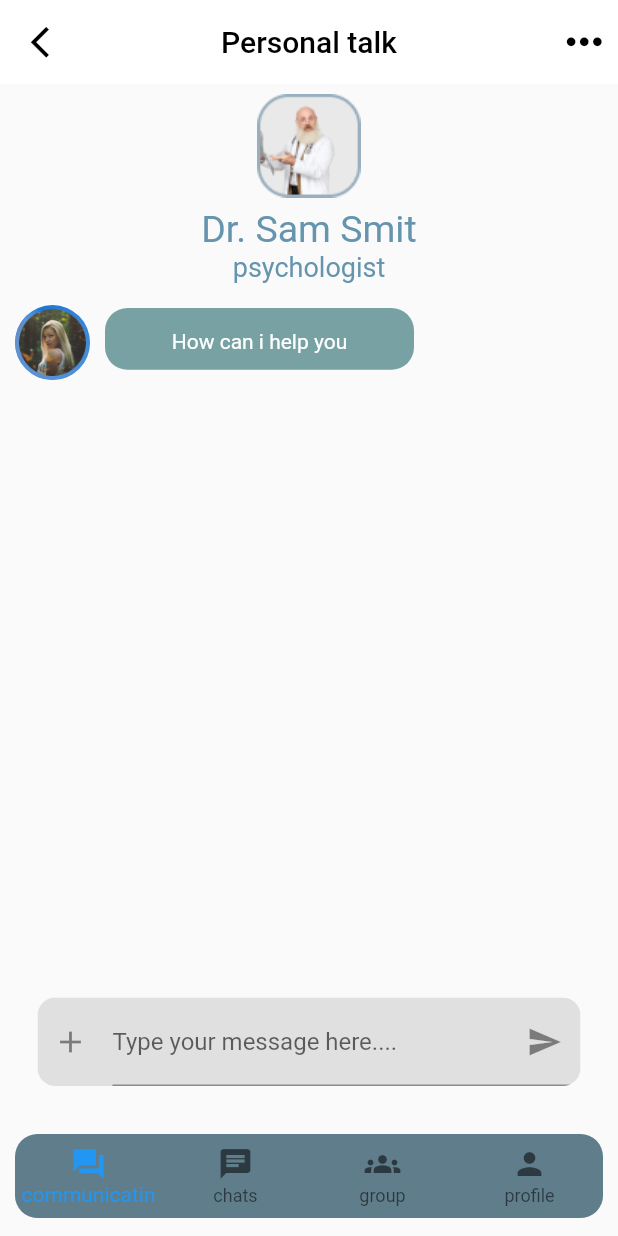
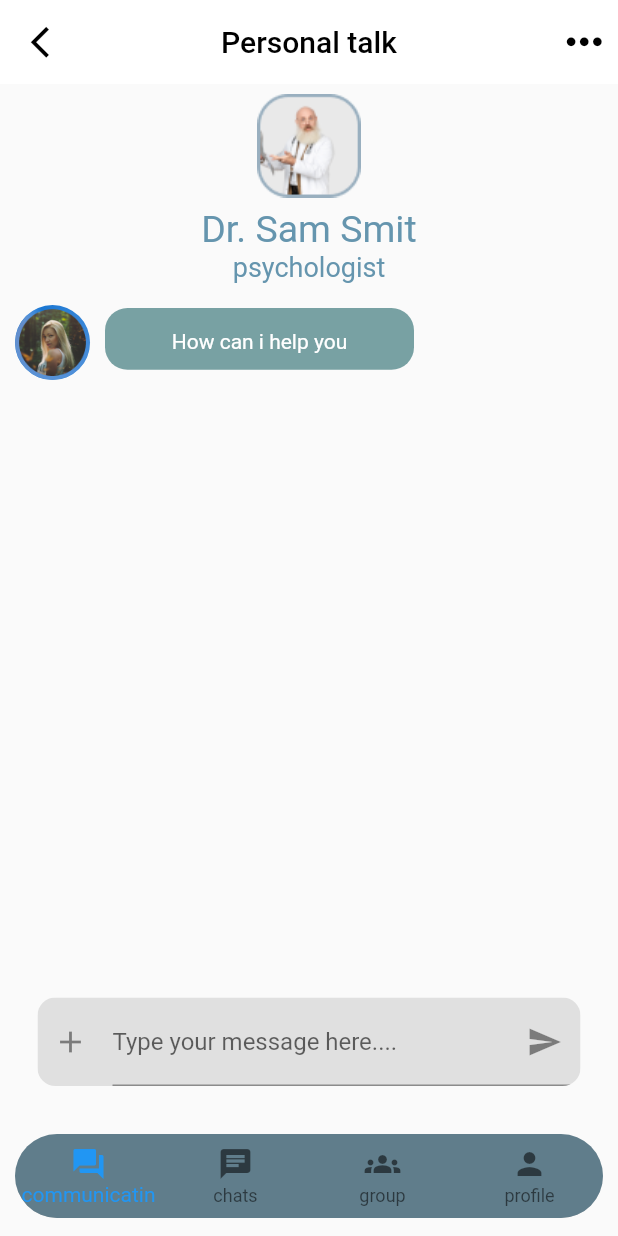
Before and after one commit to sauravkumar1812/CodeForYuth, a Flutter app: the bottompage screen opened directly, on a phone screen of 412 x 824 dp. Run offline on Flutter 3.47's test engine with Material 2 defaults, Android fonts, the phone set to English and light mode, and no system bars; drawn by our look-alikes of grouped_list; our stand-ins replace eva_icons_flutter, flutter_chat_ui, font_awesome_flutter.

Commit message:
intial changes

```diff
--- a/lib/bottompage/bottompage.dart
+++ b/lib/bottompage/bottompage.dart
@@ -33,7 +33,7 @@ class _bottompageState extends State<bottompage> {
       bottomNavigationBar: Padding(
         padding: const EdgeInsets.symmetric(vertical: 12,horizontal: 10),
         child: ClipRRect(
-           borderRadius: BorderRadius.circular(15),
+           borderRadius: BorderRadius.circular(30),
           child: BottomNavigationBar(
             currentIndex: _selectedPage,
             type: BottomNavigationBarType.fixed,
```
